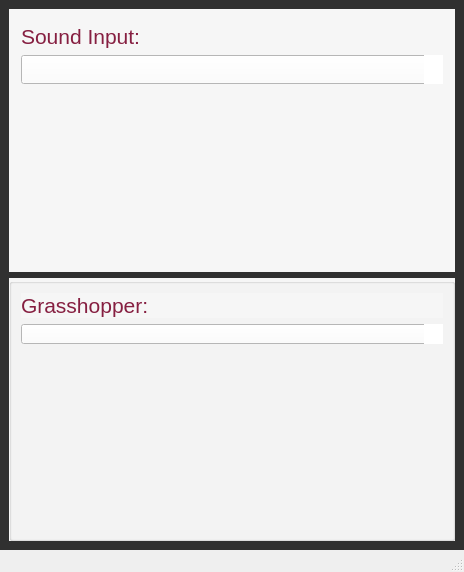
Above: gui.ui from cuehling/acoustic-architecture before the change. Below: the same form after it.
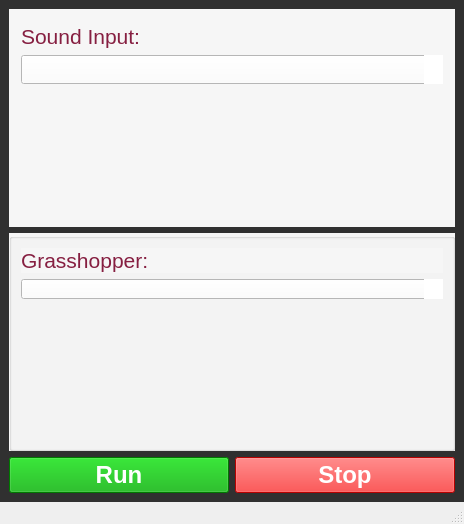
That is the form after the change.

Commit message: Simplified main.py. Added "Run" and "Stop" Buttons.

Patch:
```diff
--- a/gui.ui
+++ b/gui.ui
@@ -7,7 +7,7 @@
     <x>0</x>
     <y>0</y>
     <width>464</width>
-    <height>572</height>
+    <height>524</height>
    </rect>
   </property>
   <property name="windowTitle">
@@ -29,7 +29,117 @@
 }</string>
    </property>
    <layout class="QGridLayout" name="gridLayout">
-    <item row="0" column="0">
+    <item row="2" column="0">
+     <widget class="QPushButton" name="run">
+      <property name="font">
+       <font>
+        <pointsize>18</pointsize>
+        <weight>75</weight>
+        <bold>true</bold>
+       </font>
+      </property>
+      <property name="styleSheet">
+       <string notr="true">QPushButton{
+background-color: rgb(0, 170, 0);
+color: #FFFFFF;
+}</string>
+      </property>
+      <property name="text">
+       <string>Run</string>
+      </property>
+     </widget>
+    </item>
+    <item row="2" column="1">
+     <widget class="QPushButton" name="stop">
+      <property name="font">
+       <font>
+        <pointsize>18</pointsize>
+        <weight>75</weight>
+        <bold>true</bold>
+       </font>
+      </property>
+      <property name="styleSheet">
+       <string notr="true">QPushButton{
+background-color: rgb(255, 0, 0);
+color: #FFFFFF;
+}</string>
+      </property>
+      <property name="text">
+       <string>Stop</string>
+      </property>
+     </widget>
+    </item>
+    <item row="1" column="0" colspan="2">
+     <widget class="QGroupBox" name="grasshopper">
+      <property name="font">
+       <font>
+        <pointsize>14</pointsize>
+       </font>
+      </property>
+      <property name="styleSheet">
+       <string notr="true">QGroupBox{
+background-color: #F6F6F6;
+}</string>
+      </property>
+      <property name="title">
+       <string/>
+      </property>
+      <layout class="QGridLayout" name="gridLayout_2">
+       <item row="0" column="0">
+        <widget class="QLabel" name="label">
+         <property name="font">
+          <font>
+           <pointsize>16</pointsize>
+           <weight>50</weight>
+           <bold>false</bold>
+          </font>
+         </property>
+         <property name="styleSheet">
+          <string notr="true">QLabel{
+background-color: #F6F6F6;
+color: #861F41
+}</string>
+         </property>
+         <property name="text">
+          <string>Grasshopper:</string>
+         </property>
+        </widget>
+       </item>
+       <item row="2" column="0">
+        <spacer name="verticalSpacer_3">
+         <property name="orientation">
+          <enum>Qt::Vertical</enum>
+         </property>
+         <property name="sizeHint" stdset="0">
+          <size>
+           <width>20</width>
+           <height>40</height>
+          </size>
+         </property>
+        </spacer>
+       </item>
+       <item row="1" column="0">
+        <widget class="QComboBox" name="gh_input_choice">
+         <property name="styleSheet">
+          <string notr="true">QComboBox{
+background-color: #FFFFFF;
+placeholder-text-color: #000000;
+color: #000000
+}
+QComboBox::drop-down{
+background-color: #FFFFFF;
+placeholder-text-color: #000000
+}</string>
+         </property>
+         <property name="frame">
+          <bool>false</bool>
+         </property>
+        </widget>
+       </item>
+      </layout>
+     </widget>
+    </item>
+    <item row="0" column="0" colspan="2">
      <widget class="QGroupBox" name="input">
       <property name="styleSheet">
        <string notr="true">QGroupBox{
@@ -105,76 +215,6 @@
       </layout>
      </widget>
     </item>
-    <item row="1" column="0">
-     <widget class="QGroupBox" name="grasshopper">
-      <property name="font">
-       <font>
-        <pointsize>14</pointsize>
-       </font>
-      </property>
-      <property name="styleSheet">
-       <string notr="true">QGroupBox{
-background-color: #F6F6F6;
-}</string>
-      </property>
-      <property name="title">
-       <string/>
-      </property>
-      <layout class="QGridLayout" name="gridLayout_2">
-       <item row="0" column="0">
-        <widget class="QLabel" name="label">
-         <property name="font">
-          <font>
-           <pointsize>16</pointsize>
-           <weight>50</weight>
-           <bold>false</bold>
-          </font>
-         </property>
-         <property name="styleSheet">
-          <string notr="true">QLabel{
-background-color: #F6F6F6;
-color: #861F41
-}</string>
-         </property>
-         <property name="text">
-          <string>Grasshopper:</string>
-         </property>
-        </widget>
-       </item>
-       <item row="2" column="0">
-        <spacer name="verticalSpacer_3">
-         <property name="orientation">
-          <enum>Qt::Vertical</enum>
-         </property>
-         <property name="sizeHint" stdset="0">
-          <size>
-           <width>20</width>
-           <height>40</height>
-          </size>
-         </property>
-        </spacer>
-       </item>
-       <item row="1" column="0">
-        <widget class="QComboBox" name="comboBox_3">
-         <property name="styleSheet">
-          <string notr="true">QComboBox{
-background-color: #FFFFFF;
-placeholder-text-color: #000000;
-color: #000000
-}
-QComboBox::drop-down{
-background-color: #FFFFFF;
-placeholder-text-color: #000000
-}</string>
-         </property>
-         <property name="frame">
-          <bool>false</bool>
-         </property>
-        </widget>
-       </item>
-      </layout>
-     </widget>
-    </item>
    </layout>
   </widget>
   <widget class="QMenuBar" name="menubar">
```
The commit also changes 2 other files.
